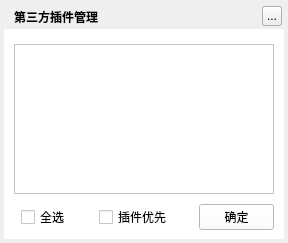
Before: the Qt Designer form TTKModule/TTKWidget/musicUiKits/musicWidgetKits/musicserverpluginwidget.ui in Greedysky/TTKMusicPlayer, drawn with Qt 5.
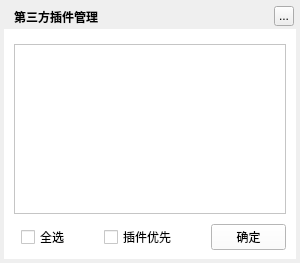
After: the same form once the commit is applied. Custom widgets are drawn as their Qt base class.

What changed in the file:
```diff
--- a/TTKModule/TTKWidget/musicUiKits/musicWidgetKits/musicserverpluginwidget.ui
+++ b/TTKModule/TTKWidget/musicUiKits/musicWidgetKits/musicserverpluginwidget.ui
@@ -6,8 +6,8 @@
    <rect>
     <x>0</x>
     <y>0</y>
-    <width>288</width>
-    <height>243</height>
+    <width>300</width>
+    <height>263</height>
    </rect>
   </property>
   <property name="windowTitle">
@@ -18,8 +18,8 @@
     <rect>
      <x>4</x>
      <y>4</y>
-     <width>280</width>
-     <height>235</height>
+     <width>292</width>
+     <height>255</height>
     </rect>
    </property>
    <property name="styleSheet">
@@ -48,7 +48,7 @@
   <widget class="QToolButton" name="topTitleCloseButton">
    <property name="geometry">
     <rect>
-     <x>262</x>
+     <x>274</x>
      <y>6</y>
      <width>20</width>
      <height>20</height>
@@ -63,8 +63,8 @@
     <rect>
      <x>4</x>
      <y>29</y>
-     <width>280</width>
-     <height>210</height>
+     <width>292</width>
+     <height>230</height>
     </rect>
    </property>
    <property name="styleSheet">
@@ -75,8 +75,8 @@
      <rect>
       <x>10</x>
       <y>15</y>
-      <width>260</width>
-      <height>150</height>
+      <width>272</width>
+      <height>170</height>
      </rect>
     </property>
    </widget>
@@ -86,8 +86,8 @@
     </property>
     <property name="geometry">
      <rect>
-      <x>195</x>
-      <y>175</y>
+      <x>207</x>
+      <y>195</y>
       <width>75</width>
       <height>26</height>
      </rect>
@@ -106,7 +106,7 @@
     <property name="geometry">
      <rect>
       <x>17</x>
-      <y>180</y>
+      <y>200</y>
       <width>60</width>
       <height>16</height>
      </rect>
@@ -118,8 +118,8 @@
    <widget class="QCheckBox" name="priorityCheckButton">
     <property name="geometry">
      <rect>
-      <x>95</x>
-      <y>180</y>
+      <x>100</x>
+      <y>200</y>
       <width>90</width>
       <height>16</height>
      </rect>
```
